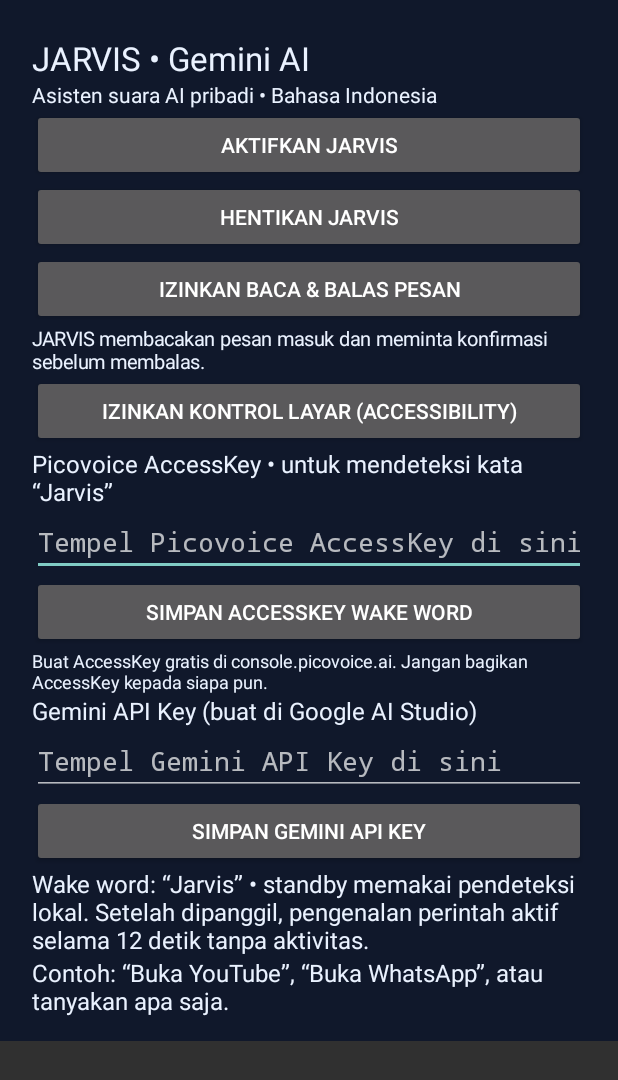
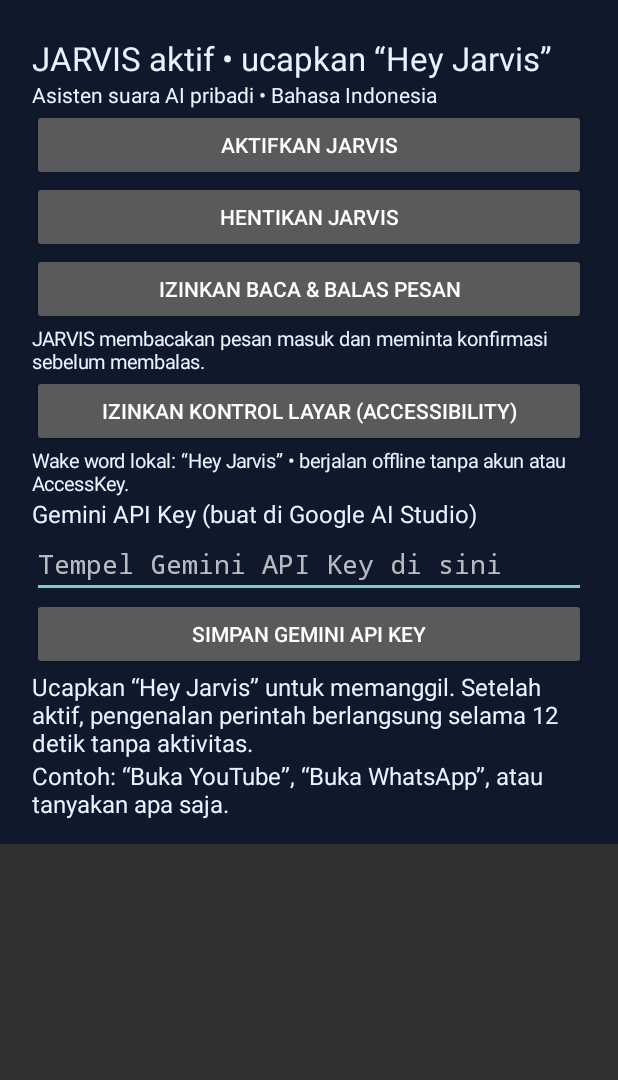
Before and after one commit to ekaseptiawan1/Jarvis, an Android app: the screen it shows after launch (MainActivity), after a tap on "AKTIFKAN JARVIS", on a phone screen of 412 x 824 dp. Shown: the top 1080 px of the screen. Run offline under Robolectric (Android 15) with nearby library versions, the phone set to English and light mode, and no system bars.

Commit message:
Remove Picovoice key setup from JARVIS settings

```diff
--- a/android/app/src/main/java/com/jarvis/assistant/MainActivity.kt
+++ b/android/app/src/main/java/com/jarvis/assistant/MainActivity.kt
@@ -15,7 +15,6 @@ import androidx.core.content.ContextCompat
 class MainActivity : Activity() {
     private lateinit var status: TextView
     private lateinit var apiKey: EditText
-    private lateinit var wakeKey: EditText
 
     override fun onCreate(savedInstanceState: Bundle?) {
         super.onCreate(savedInstanceState)
@@ -55,22 +54,7 @@ class MainActivity : Activity() {
         access.setOnClickListener { startActivity(Intent(Settings.ACTION_ACCESSIBILITY_SETTINGS)) }
         layout.addView(access)
 
-        layout.addView(label("Picovoice AccessKey • untuk mendeteksi kata “Jarvis”"))
-        wakeKey = EditText(this).apply {
-            setText(prefs.getString("picovoice_key", ""))
-            setTextColor(-1)
-            hint = "Tempel Picovoice AccessKey di sini"
-            inputType = InputType.TYPE_CLASS_TEXT or InputType.TYPE_TEXT_VARIATION_PASSWORD
-        }
-        layout.addView(wakeKey)
-
-        val saveWake = Button(this).apply { text = "SIMPAN ACCESSKEY WAKE WORD" }
-        saveWake.setOnClickListener {
-            prefs.edit().putString("picovoice_key", wakeKey.text.toString().trim()).apply()
-            Toast.makeText(this, "Picovoice AccessKey disimpan di perangkat", Toast.LENGTH_SHORT).show()
-        }
-        layout.addView(saveWake)
-        layout.addView(label("Buat AccessKey gratis di console.picovoice.ai. Jangan bagikan AccessKey kepada siapa pun.", 12f))
+        layout.addView(label("Wake word lokal: “Hey Jarvis” • berjalan offline tanpa akun atau AccessKey.", 13f))
 
         layout.addView(label("Gemini API Key (buat di Google AI Studio)"))
         apiKey = EditText(this).apply {
@@ -87,7 +71,7 @@ class MainActivity : Activity() {
             Toast.makeText(this, "Gemini API Key disimpan di perangkat", Toast.LENGTH_SHORT).show()
         }
         layout.addView(save)
-        layout.addView(label("Wake word: “Jarvis” • standby memakai pendeteksi lokal. Setelah dipanggil, pengenalan perintah aktif selama 12 detik tanpa aktivitas."))
+        layout.addView(label("Ucapkan “Hey Jarvis” untuk memanggil. Setelah aktif, pengenalan perintah berlangsung selama 12 detik tanpa aktivitas."))
         layout.addView(label("Contoh: “Buka YouTube”, “Buka WhatsApp”, atau tanyakan apa saja."))
         setContentView(ScrollView(this).apply { addView(layout) })
         requestPermissionsIfNeeded()
@@ -106,17 +90,10 @@ class MainActivity : Activity() {
             return
         }
         val prefs = getSharedPreferences("com.jarvis.assistant_preferences", 0)
-        val picovoice = wakeKey.text.toString().trim()
-        if (picovoice.isBlank()) {
-            Toast.makeText(this, "Masukkan Picovoice AccessKey untuk mengaktifkan wake word Jarvis", Toast.LENGTH_LONG).show()
-            wakeKey.requestFocus()
-            return
-        }
         prefs.edit()
-            .putString("picovoice_key", picovoice)
             .putString("gemini_key", apiKey.text.toString().trim())
             .apply()
         ContextCompat.startForegroundService(this, Intent(this, VoiceService::class.java))
-        status.text = "JARVIS aktif • ucapkan “Jarvis”"
+        status.text = "JARVIS aktif • ucapkan “Hey Jarvis”"
     }
 }
```
